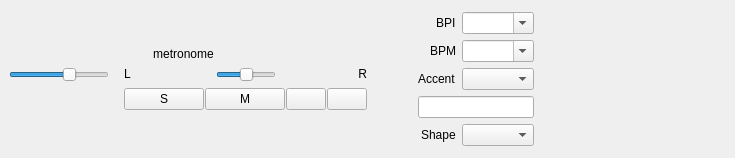
First picture: the form in src/Common/gui/NinjamPanel.ui, repository elieserdejesus/JamTaba, before the edit.
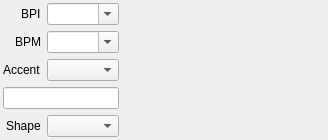
Second picture: the form after the edit. Icons and pictures are not drawn. Custom widgets are drawn as their Qt base class.

Commit message:
:gem: Adding collapse buttons to chat, bottom area and local channels (close #142)
- Putting collapse buttons in right corder of tab widget
- Collapsing local tracks
- Collapsing bottom area
- Collapsing chat

- Dropping the CustomTabWidget class and showing the performance monitor in the right corner of QTabWidget

- Spliting MetronomePanel from NinjamPanel to have more flexibility in layout

Diff of the .ui file:
```diff
--- a/src/Common/gui/NinjamPanel.ui
+++ b/src/Common/gui/NinjamPanel.ui
@@ -1,331 +1,39 @@
 <?xml version="1.0" encoding="UTF-8"?>
 <ui version="4.0">
  <class>NinjamPanel</class>
- <widget class="QWidget" name="NinjamPanel">
+ <widget class="QFrame" name="NinjamPanel">
   <property name="geometry">
    <rect>
     <x>0</x>
     <y>0</y>
-    <width>735</width>
-    <height>147</height>
+    <width>320</width>
+    <height>129</height>
    </rect>
   </property>
+  <property name="sizePolicy">
+   <sizepolicy hsizetype="Maximum" vsizetype="Preferred">
+    <horstretch>0</horstretch>
+    <verstretch>0</verstretch>
+   </sizepolicy>
+  </property>
   <property name="windowTitle">
    <string notr="true"/>
   </property>
   <layout class="QHBoxLayout" name="horizontalLayout">
    <property name="leftMargin">
-    <number>0</number>
+    <number>3</number>
    </property>
    <property name="topMargin">
-    <number>6</number>
+    <number>3</number>
    </property>
    <property name="rightMargin">
-    <number>0</number>
+    <number>3</number>
    </property>
    <property name="bottomMargin">
-    <number>6</number>
+    <number>3</number>
    </property>
    <item>
-    <widget class="QFrame" name="metronomeControls">
-     <property name="sizePolicy">
-      <sizepolicy hsizetype="Maximum" vsizetype="Maximum">
-       <horstretch>0</horstretch>
-       <verstretch>0</verstretch>
-      </sizepolicy>
-     </property>
-     <layout class="QGridLayout" name="gridLayout">
-      <property name="leftMargin">
-       <number>0</number>
-      </property>
-      <property name="topMargin">
-       <number>0</number>
-      </property>
-      <property name="rightMargin">
-       <number>0</number>
-      </property>
-      <property name="bottomMargin">
-       <number>0</number>
-      </property>
-      <property name="horizontalSpacing">
-       <number>6</number>
-      </property>
-      <item row="2" column="1">
-       <layout class="QHBoxLayout" name="soloMuteLayout">
-        <property name="spacing">
-         <number>1</number>
-        </property>
-        <item alignment="Qt::AlignBottom">
-         <widget class="QPushButton" name="soloButton">
-          <property name="sizePolicy">
-           <sizepolicy hsizetype="Preferred" vsizetype="Maximum">
-            <horstretch>0</horstretch>
-            <verstretch>0</verstretch>
-           </sizepolicy>
-          </property>
-          <property name="toolTip">
-           <string>Solo metronome</string>
-          </property>
-          <property name="accessibleDescription">
-           <string>Button to soloing the metronome</string>
-          </property>
-          <property name="layoutDirection">
-           <enum>Qt::LeftToRight</enum>
-          </property>
-          <property name="text">
-           <string notr="true">S</string>
-          </property>
-          <property name="checkable">
-           <bool>true</bool>
-          </property>
-         </widget>
-        </item>
-        <item alignment="Qt::AlignBottom">
-         <widget class="QPushButton" name="muteButton">
-          <property name="enabled">
-           <bool>true</bool>
-          </property>
-          <property name="sizePolicy">
-           <sizepolicy hsizetype="Preferred" vsizetype="Maximum">
-            <horstretch>0</horstretch>
-            <verstretch>0</verstretch>
-           </sizepolicy>
-          </property>
-          <property name="toolTip">
-           <string>mute metronome</string>
-          </property>
-          <property name="accessibleDescription">
-           <string>Button to mute the metronome</string>
-          </property>
-          <property name="text">
-           <string notr="true">M</string>
-          </property>
-          <property name="checkable">
-           <bool>true</bool>
-          </property>
-         </widget>
-        </item>
-        <item>
-         <widget class="QPushButton" name="preferencesButton">
-          <property name="sizePolicy">
-           <sizepolicy hsizetype="Maximum" vsizetype="Maximum">
-            <horstretch>0</horstretch>
-            <verstretch>0</verstretch>
-           </sizepolicy>
-          </property>
-          <property name="toolTip">
-           <string>open metronome preferences</string>
-          </property>
-          <property name="text">
-           <string/>
-          </property>
-         </widget>
-        </item>
-        <item>
-         <widget class="QPushButton" name="floatingWindowButton">
-          <property name="sizePolicy">
-           <sizepolicy hsizetype="Maximum" vsizetype="Maximum">
-            <horstretch>0</horstretch>
-            <verstretch>0</verstretch>
-           </sizepolicy>
-          </property>
-          <property name="toolTip">
-           <string>open a metronome floating window</string>
-          </property>
-          <property name="text">
-           <string/>
-          </property>
-          <property name="checkable">
-           <bool>true</bool>
-          </property>
-         </widget>
-        </item>
-       </layout>
-      </item>
-      <item row="2" column="0">
-       <widget class="AudioMeter" name="peakMeter" native="true">
-        <property name="sizePolicy">
-         <sizepolicy hsizetype="MinimumExpanding" vsizetype="Preferred">
-          <horstretch>2</horstretch>
-          <verstretch>0</verstretch>
-         </sizepolicy>
-        </property>
-       </widget>
-      </item>
-      <item row="1" column="1">
-       <layout class="QHBoxLayout" name="panLayout">
-        <property name="spacing">
-         <number>1</number>
-        </property>
-        <item alignment="Qt::AlignVCenter">
-         <widget class="QLabel" name="labelPanL">
-          <property name="text">
-           <string>L</string>
-          </property>
-         </widget>
-        </item>
-        <item>
-         <widget class="Slider" name="panSlider">
-          <property name="sizePolicy">
-           <sizepolicy hsizetype="Fixed" vsizetype="Maximum">
-            <horstretch>0</horstretch>
-            <verstretch>0</verstretch>
-           </sizepolicy>
-          </property>
-          <property name="maximumSize">
-           <size>
-            <width>60</width>
-            <height>16777215</height>
-           </size>
-          </property>
-          <property name="minimum">
-           <number>-4</number>
-          </property>
-          <property name="maximum">
-           <number>4</number>
-          </property>
-          <property name="pageStep">
-           <number>1</number>
-          </property>
-          <property name="orientation">
-           <enum>Qt::Horizontal</enum>
-          </property>
-         </widget>
-        </item>
-        <item alignment="Qt::AlignVCenter">
-         <widget class="QLabel" name="labelPanR">
-          <property name="text">
-           <string>R</string>
-          </property>
-          <property name="alignment">
-           <set>Qt::AlignRight|Qt::AlignTrailing|Qt::AlignVCenter</set>
-          </property>
-         </widget>
-        </item>
-       </layout>
-      </item>
-      <item row="0" column="0" colspan="2">
-       <widget class="QLabel" name="labelMetronomeIControls">
-        <property name="text">
-         <string>metronome</string>
-        </property>
-        <property name="alignment">
-         <set>Qt::AlignCenter</set>
-        </property>
-       </widget>
-      </item>
-      <item row="1" column="0">
-       <layout class="QHBoxLayout" name="sliderLevelLayout" stretch="0,0,0">
-        <property name="spacing">
-         <number>2</number>
-        </property>
-        <item>
-         <widget class="QLabel" name="label">
-          <property name="sizePolicy">
-           <sizepolicy hsizetype="Fixed" vsizetype="Preferred">
-            <horstretch>0</horstretch>
-            <verstretch>0</verstretch>
-           </sizepolicy>
-          </property>
-          <property name="text">
-           <string/>
-          </property>
-          <property name="pixmap">
-           <pixmap resource="../../resources/jamtaba.qrc">:/images/level low.png</pixmap>
-          </property>
-         </widget>
-        </item>
-        <item>
-         <widget class="Slider" name="levelSlider">
-          <property name="sizePolicy">
-           <sizepolicy hsizetype="Expanding" vsizetype="Maximum">
-            <horstretch>0</horstretch>
-            <verstretch>0</verstretch>
-           </sizepolicy>
-          </property>
-          <property name="minimumSize">
-           <size>
-            <width>100</width>
-            <height>0</height>
-           </size>
-          </property>
-          <property name="accessibleDescription">
-           <string>Slider to change the BPM of the metronome</string>
-          </property>
-          <property name="maximum">
-           <number>160</number>
-          </property>
-          <property name="value">
-           <number>100</number>
-          </property>
-          <property name="orientation">
-           <enum>Qt::Horizontal</enum>
-          </property>
-         </widget>
-        </item>
-        <item>
-         <widget class="QLabel" name="label_2">
-          <property name="sizePolicy">
-           <sizepolicy hsizetype="Fixed" vsizetype="Preferred">
-            <horstretch>0</horstretch>
-            <verstretch>0</verstretch>
-           </sizepolicy>
-          </property>
-          <property name="text">
-           <string/>
-          </property>
-          <property name="pixmap">
-           <pixmap resource="../../resources/jamtaba.qrc">:/images/level high.png</pixmap>
-          </property>
-         </widget>
-        </item>
-       </layout>
-      </item>
-     </layout>
-    </widget>
-   </item>
-   <item>
-    <spacer name="horizontalSpacer">
-     <property name="orientation">
-      <enum>Qt::Horizontal</enum>
-     </property>
-     <property name="sizeType">
-      <enum>QSizePolicy::MinimumExpanding</enum>
-     </property>
-     <property name="sizeHint" stdset="0">
-      <size>
-       <width>30</width>
-       <height>20</height>
-      </size>
-     </property>
-    </spacer>
-   </item>
-   <item alignment="Qt::AlignHCenter|Qt::AlignVCenter">
-    <widget class="QWidget" name="ninjamControlsPanel" native="true">
-     <layout class="QHBoxLayout" name="horizontalLayout_6" stretch="0,0">
-      <property name="spacing">
-       <number>6</number>
-      </property>
-      <property name="leftMargin">
-       <number>6</number>
-      </property>
-      <property name="topMargin">
-       <number>6</number>
-      </property>
-      <property name="rightMargin">
-       <number>6</number>
-      </property>
-      <property name="bottomMargin">
-       <number>6</number>
-      </property>
-      <item alignment="Qt::AlignLeft|Qt::AlignVCenter">
        <widget class="QWidget" name="panelCombos" native="true">
-        <property name="sizePolicy">
-         <sizepolicy hsizetype="Maximum" vsizetype="Maximum">
-          <horstretch>0</horstretch>
-          <verstretch>0</verstretch>
-         </sizepolicy>
-        </property>
         <layout class="QGridLayout" name="gridLayout_3">
          <property name="leftMargin">
           <number>0</number>
@@ -447,12 +155,18 @@
         </layout>
        </widget>
       </item>
-      <item alignment="Qt::AlignRight|Qt::AlignVCenter">
+   <item>
        <widget class="IntervalProgressDisplay" name="intervalPanel" native="true">
+     <property name="sizePolicy">
+      <sizepolicy hsizetype="MinimumExpanding" vsizetype="Preferred">
+       <horstretch>1</horstretch>
+       <verstretch>0</verstretch>
+      </sizepolicy>
+     </property>
         <property name="minimumSize">
          <size>
-          <width>150</width>
-          <height>110</height>
+       <width>200</width>
+       <height>0</height>
          </size>
         </property>
         <layout class="QHBoxLayout" name="horizontalLayout_2"/>
@@ -460,43 +174,13 @@
       </item>
      </layout>
     </widget>
-   </item>
-   <item>
-    <spacer name="horizontalSpacer_2">
-     <property name="orientation">
-      <enum>Qt::Horizontal</enum>
-     </property>
-     <property name="sizeType">
-      <enum>QSizePolicy::MinimumExpanding</enum>
-     </property>
-     <property name="sizeHint" stdset="0">
-      <size>
-       <width>30</width>
-       <height>20</height>
-      </size>
-     </property>
-    </spacer>
-   </item>
-  </layout>
- </widget>
  <customwidgets>
-  <customwidget>
-   <class>AudioMeter</class>
-   <extends>QWidget</extends>
-   <header>PeakMeter.h</header>
-   <container>1</container>
-  </customwidget>
   <customwidget>
    <class>IntervalProgressDisplay</class>
    <extends>QWidget</extends>
    <header>intervalProgress/IntervalProgressDisplay.h</header>
    <container>1</container>
   </customwidget>
-  <customwidget>
-   <class>Slider</class>
-   <extends>QSlider</extends>
-   <header>Slider.h</header>
-  </customwidget>
  </customwidgets>
  <resources>
   <include location="../../resources/jamtaba.qrc"/>
```
Left out of the diff: 5 changed lines with no effect on the pictures. Lines whose indentation alone changed are shown as unchanged. The commit also changes 33 other files.
